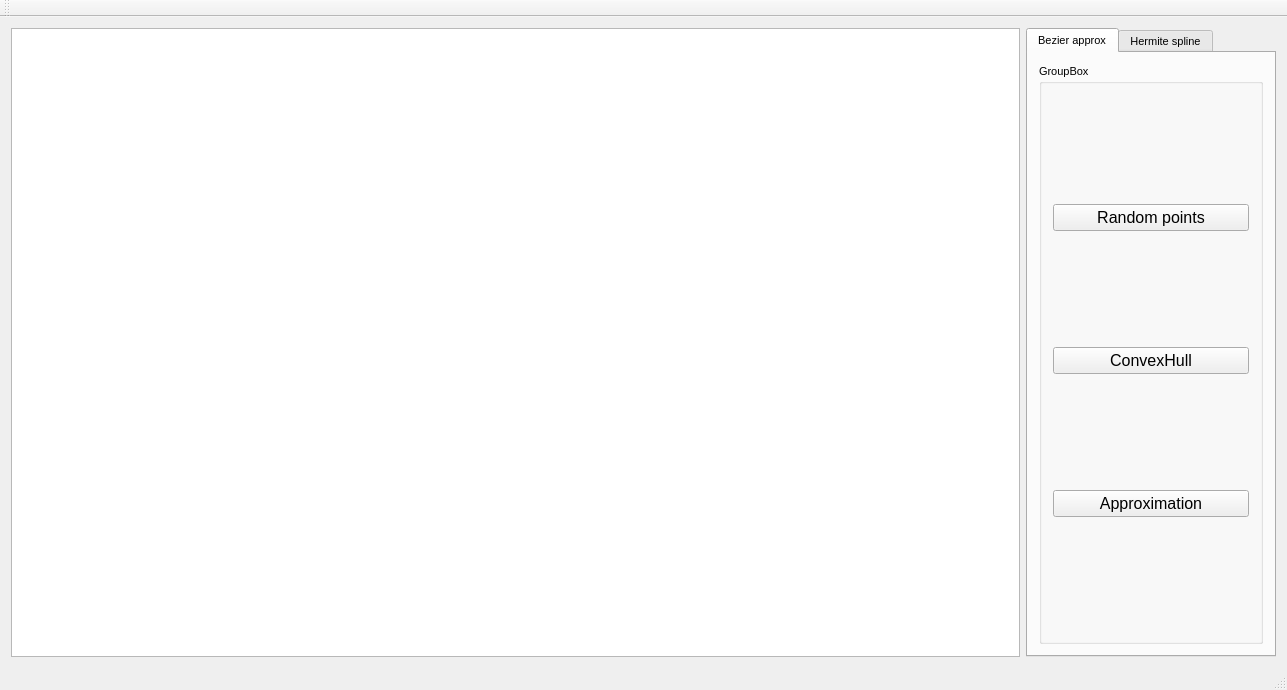
Before: the Qt Designer form ConvexHullApproximation/mainwindow.ui in scientist19-university/ComputationalGeometryLabs, drawn with Qt 5.
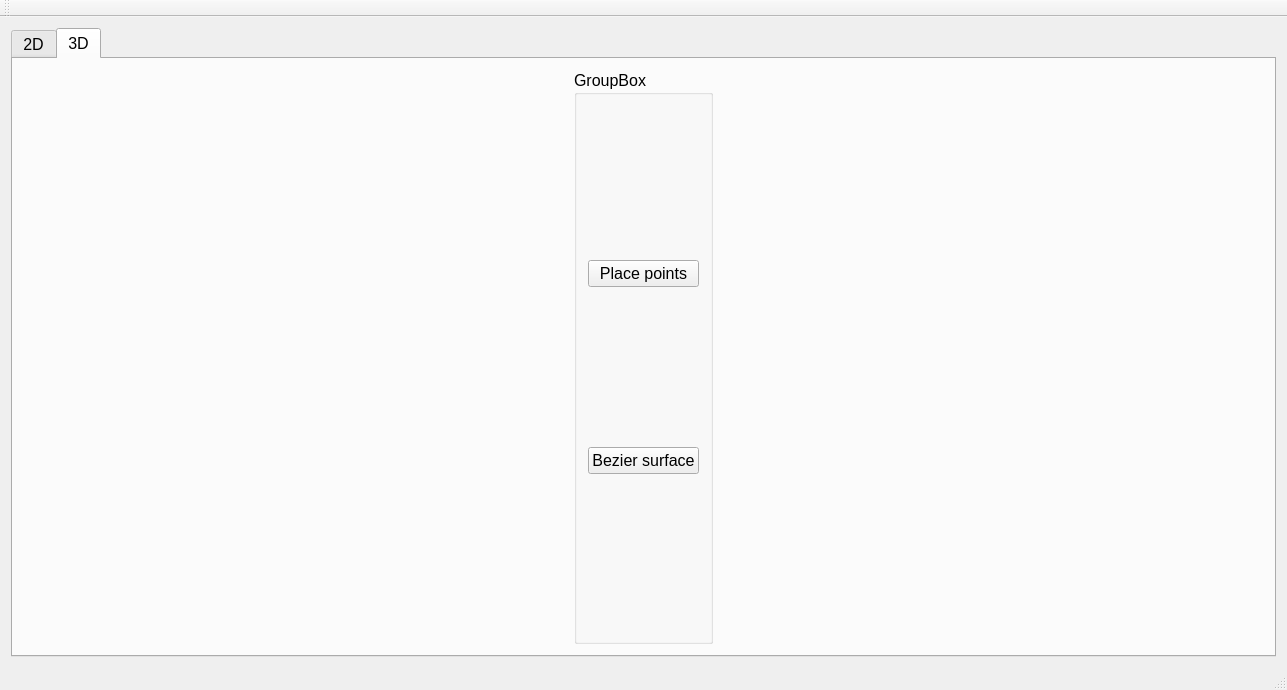
After: the same form once the commit is applied. The open tabs and pages were chosen to show the change.

Commit message: added Bezier surface build

Patch:
```diff
--- a/ConvexHullApproximation/mainwindow.ui
+++ b/ConvexHullApproximation/mainwindow.ui
@@ -19,6 +19,21 @@
   <widget class="QWidget" name="centralWidget">
    <layout class="QHBoxLayout" name="horizontalLayout">
     <item>
+     <widget class="QTabWidget" name="demensialsTabWidget">
+      <property name="font">
+       <font>
+        <pointsize>12</pointsize>
+       </font>
+      </property>
+      <property name="currentIndex">
+       <number>1</number>
+      </property>
+      <widget class="QWidget" name="d2_tab">
+       <attribute name="title">
+        <string>2D</string>
+       </attribute>
+       <layout class="QHBoxLayout" name="horizontalLayout_3">
+        <item>
      <widget class="QGraphicsView" name="graphicsView">
       <property name="sizePolicy">
        <sizepolicy hsizetype="Expanding" vsizetype="Expanding">
@@ -214,6 +229,56 @@
            </size>
           </property>
          </spacer>
+            </item>
+           </layout>
+          </widget>
+         </widget>
+        </item>
+       </layout>
+      </widget>
+      <widget class="QWidget" name="d3_tab">
+       <attribute name="title">
+        <string>3D</string>
+       </attribute>
+       <layout class="QHBoxLayout" name="horizontalLayout_4">
+        <item>
+         <widget class="QGroupBox" name="groupBox_2">
+          <property name="sizePolicy">
+           <sizepolicy hsizetype="Maximum" vsizetype="Preferred">
+            <horstretch>0</horstretch>
+            <verstretch>0</verstretch>
+           </sizepolicy>
+          </property>
+          <property name="title">
+           <string>GroupBox</string>
+          </property>
+          <layout class="QVBoxLayout" name="verticalLayout_3">
+           <item>
+            <widget class="QPushButton" name="placeSurfacePointsButton">
+             <property name="font">
+              <font>
+               <pointsize>12</pointsize>
+              </font>
+             </property>
+             <property name="text">
+              <string>Place points</string>
+             </property>
+            </widget>
+           </item>
+           <item>
+            <widget class="QPushButton" name="buildBezierSurfaceButton">
+             <property name="font">
+              <font>
+               <pointsize>12</pointsize>
+              </font>
+             </property>
+             <property name="text">
+              <string>Bezier surface</string>
+             </property>
+            </widget>
+           </item>
+          </layout>
+         </widget>
         </item>
        </layout>
       </widget>
```
Left out of the diff: 2 changed lines with no effect on the pictures. Lines whose indentation alone changed are shown as unchanged. The commit also changes 5 other files.
